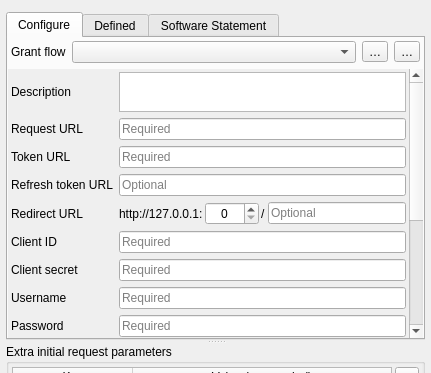
Qt form src/auth/oauth2/gui/qgsauthoauth2edit.ui (nextgis/nextgisqgis) before a commit; both pictures show x 0 to 431 and y 0 to 373 of the 431 by 676 pixel window.
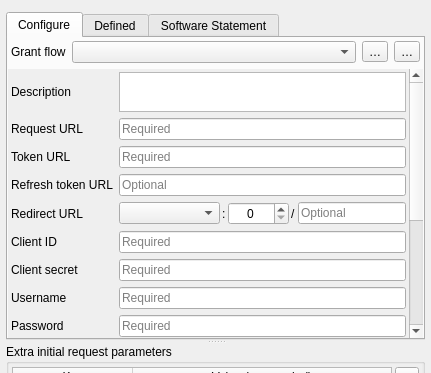
The same form after that commit. Icons and pictures are not drawn. Custom widgets are drawn as their Qt base class.

```diff
--- a/src/auth/oauth2/gui/qgsauthoauth2edit.ui
+++ b/src/auth/oauth2/gui/qgsauthoauth2edit.ui
@@ -432,7 +432,7 @@
             </item>
             <item row="4" column="1" colspan="3">
              <widget class="QFrame" name="frameRedirectUrl">
-              <layout class="QHBoxLayout" name="horizontalLayout_4">
+              <layout class="QHBoxLayout" name="horizontalLayout_4" stretch="1,0,0,0,0">
                <property name="spacing">
                 <number>2</number>
                </property>
@@ -448,10 +448,13 @@
                <property name="bottomMargin">
                 <number>0</number>
                </property>
+               <item>
+                <widget class="QComboBox" name="comboRedirectHost"/>
+               </item>
                <item>
                 <widget class="QLabel" name="lblRedirectIP">
                  <property name="text">
-                  <string>http://127.0.0.1:</string>
+                  <string>:</string>
                  </property>
                 </widget>
                </item>
@@ -473,7 +476,7 @@
                   <number>0</number>
                  </property>
                  <property name="maximum">
-                  <number>9999</number>
+                  <number>65535</number>
                  </property>
                  <property name="value">
                   <number>0</number>
```
Left out of the diff: 1 changed line with no effect on the pictures.
